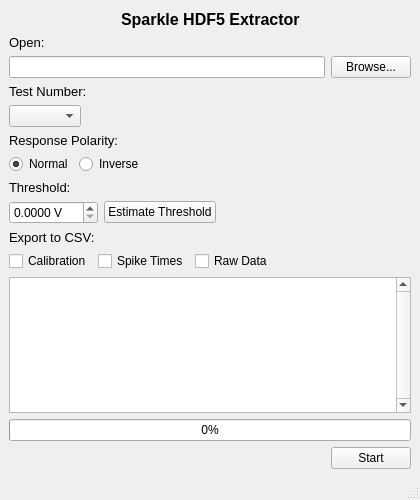
portfors-lab/Sparkle-HDF5-Extractor, file main.ui: the form before one commit.
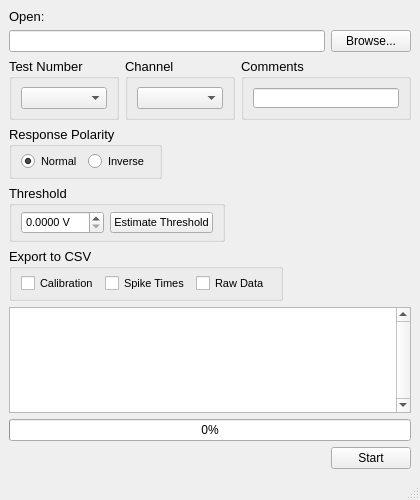
The form after the commit. Icons and pictures are not drawn.

Commit message: While exporting data the user must now choose a channel.

Patch:
```diff
--- a/main.ui
+++ b/main.ui
@@ -14,11 +14,15 @@
    </rect>
   </property>
   <property name="windowTitle">
-   <string>Sparkle to CSV</string>
+   <string>Sparkle HDF5 Extractor</string>
+  </property>
+  <property name="windowIcon">
+   <iconset>
+    <normaloff>horsey.ico</normaloff>horsey.ico</iconset>
   </property>
   <widget class="QWidget" name="centralwidget">
    <layout class="QGridLayout" name="gridLayout">
-    <item row="2" column="0">
+    <item row="5" column="0">
      <layout class="QHBoxLayout" name="horizontalLayout_2">
       <item>
        <spacer name="horizontalSpacer_4">
@@ -42,11 +46,42 @@
       </item>
      </layout>
     </item>
-    <item row="1" column="0">
-     <layout class="QVBoxLayout" name="verticalLayout">
-      <item>
-       <layout class="QVBoxLayout" name="verticalLayout_3">
-        <item>
+    <item row="2" column="0">
+     <layout class="QGridLayout" name="gridLayout_8">
+      <item row="7" column="0" colspan="3">
+       <widget class="QProgressBar" name="progressBar">
+        <property name="value">
+         <number>0</number>
+        </property>
+       </widget>
+      </item>
+      <item row="1" column="2">
+       <widget class="QPushButton" name="pushButton_browse">
+        <property name="sizePolicy">
+         <sizepolicy hsizetype="Fixed" vsizetype="Fixed">
+          <horstretch>0</horstretch>
+          <verstretch>0</verstretch>
+         </sizepolicy>
+        </property>
+        <property name="text">
+         <string>Browse...</string>
+        </property>
+       </widget>
+      </item>
+      <item row="6" column="0" colspan="3">
+       <widget class="QTextEdit" name="textEdit">
+        <property name="focusPolicy">
+         <enum>Qt::NoFocus</enum>
+        </property>
+        <property name="verticalScrollBarPolicy">
+         <enum>Qt::ScrollBarAlwaysOn</enum>
+        </property>
+        <property name="readOnly">
+         <bool>true</bool>
+        </property>
+       </widget>
+      </item>
+      <item row="0" column="0">
          <widget class="QLabel" name="label">
           <property name="font">
            <font>
@@ -58,68 +93,38 @@
           </property>
          </widget>
         </item>
-        <item>
-         <layout class="QHBoxLayout" name="horizontalLayout_7">
-          <item>
+      <item row="1" column="0" colspan="2">
            <widget class="QLineEdit" name="lineEdit_file_name"/>
           </item>
+      <item row="3" column="0" colspan="2">
+       <layout class="QHBoxLayout" name="horizontalLayout_polarity">
           <item>
-           <widget class="QPushButton" name="pushButton_browse">
-            <property name="text">
-             <string>Browse...</string>
-            </property>
-           </widget>
-          </item>
-         </layout>
-        </item>
-        <item>
-         <widget class="QLabel" name="label_3">
+         <widget class="QGroupBox" name="groupBox_polarity">
           <property name="font">
            <font>
             <pointsize>10</pointsize>
            </font>
           </property>
-          <property name="text">
-           <string>Test Number:</string>
+          <property name="title">
+           <string>Response Polarity </string>
           </property>
-         </widget>
-        </item>
-        <item>
-         <layout class="QHBoxLayout" name="horizontalLayout_10">
-          <item>
-           <widget class="QComboBox" name="comboBox_test_num"/>
-          </item>
-          <item>
-           <spacer name="horizontalSpacer_2">
-            <property name="orientation">
-             <enum>Qt::Horizontal</enum>
-            </property>
-            <property name="sizeHint" stdset="0">
-             <size>
-              <width>40</width>
-              <height>20</height>
-             </size>
-            </property>
-           </spacer>
-          </item>
-         </layout>
-        </item>
-        <item>
-         <widget class="QLabel" name="label_5">
-          <property name="font">
-           <font>
-            <pointsize>10</pointsize>
-           </font>
-          </property>
-          <property name="text">
-           <string>Response Polarity:</string>
-          </property>
-         </widget>
-        </item>
-        <item>
-         <layout class="QHBoxLayout" name="horizontalLayout_8">
-          <item>
+          <property name="flat">
+           <bool>true</bool>
+          </property>
+          <layout class="QGridLayout" name="gridLayout_4">
+           <property name="topMargin">
+            <number>5</number>
+           </property>
+           <property name="bottomMargin">
+            <number>5</number>
+           </property>
+           <item row="0" column="0">
            <widget class="QRadioButton" name="radioButton_normal">
+             <property name="font">
+              <font>
+               <pointsize>8</pointsize>
+              </font>
+             </property>
             <property name="text">
              <string>Normal</string>
             </property>
@@ -128,13 +133,21 @@
             </property>
            </widget>
           </item>
-          <item>
+           <item row="0" column="1">
            <widget class="QRadioButton" name="radioButton_inverse">
+             <property name="font">
+              <font>
+               <pointsize>8</pointsize>
+              </font>
+             </property>
             <property name="text">
              <string>Inverse</string>
             </property>
            </widget>
           </item>
+          </layout>
+         </widget>
+        </item>
           <item>
            <spacer name="horizontalSpacer">
             <property name="orientation">
@@ -150,22 +163,47 @@
           </item>
          </layout>
         </item>
+      <item row="4" column="0" colspan="2">
+       <layout class="QHBoxLayout" name="horizontalLayout_threshold">
         <item>
-         <widget class="QLabel" name="label_2">
+         <widget class="QGroupBox" name="groupBox_threshold">
           <property name="font">
            <font>
             <pointsize>10</pointsize>
            </font>
           </property>
+          <property name="title">
+           <string>Threshold </string>
+          </property>
+          <property name="flat">
+           <bool>true</bool>
+          </property>
+          <layout class="QGridLayout" name="gridLayout_6">
+           <property name="topMargin">
+            <number>5</number>
+           </property>
+           <property name="bottomMargin">
+            <number>5</number>
+           </property>
+           <item row="0" column="2">
+            <widget class="QPushButton" name="pushButton_auto_threshold">
+             <property name="font">
+              <font>
+               <pointsize>8</pointsize>
+              </font>
+             </property>
           <property name="text">
-           <string>Threshold:</string>
+              <string>Estimate Threshold</string>
           </property>
          </widget>
         </item>
-        <item>
-         <layout class="QHBoxLayout" name="horizontalLayout_3">
-          <item>
+           <item row="0" column="1">
            <widget class="QDoubleSpinBox" name="doubleSpinBox_threshold">
+             <property name="font">
+              <font>
+               <pointsize>8</pointsize>
+              </font>
+             </property>
             <property name="suffix">
              <string> V</string>
             </property>
@@ -180,15 +218,11 @@
             </property>
            </widget>
           </item>
-          <item>
-           <widget class="QPushButton" name="pushButton_auto_threshold">
-            <property name="text">
-             <string>Estimate Threshold</string>
-            </property>
+          </layout>
            </widget>
           </item>
           <item>
-           <spacer name="horizontalSpacer_5">
+         <spacer name="horizontalSpacer_2">
             <property name="orientation">
              <enum>Qt::Horizontal</enum>
             </property>
@@ -202,43 +236,75 @@
           </item>
          </layout>
         </item>
+      <item row="5" column="0" colspan="2">
+       <layout class="QHBoxLayout" name="horizontalLayout_export">
         <item>
-         <widget class="QLabel" name="label_4">
+         <widget class="QGroupBox" name="groupBox_export">
           <property name="font">
            <font>
             <pointsize>10</pointsize>
            </font>
           </property>
-          <property name="text">
-           <string>Export to CSV:</string>
+          <property name="title">
+           <string>Export to CSV </string>
           </property>
-         </widget>
-        </item>
-        <item>
-         <layout class="QHBoxLayout" name="horizontalLayout_11">
-          <item>
+          <property name="flat">
+           <bool>true</bool>
+          </property>
+          <layout class="QGridLayout" name="gridLayout_2">
+           <property name="sizeConstraint">
+            <enum>QLayout::SetDefaultConstraint</enum>
+           </property>
+           <property name="topMargin">
+            <number>5</number>
+           </property>
+           <property name="bottomMargin">
+            <number>5</number>
+           </property>
+           <property name="verticalSpacing">
+            <number>6</number>
+           </property>
+           <item row="0" column="0">
            <widget class="QCheckBox" name="checkBox_calibration">
+             <property name="font">
+              <font>
+               <pointsize>8</pointsize>
+              </font>
+             </property>
             <property name="text">
              <string>Calibration</string>
             </property>
            </widget>
           </item>
-          <item>
+           <item row="0" column="1">
            <widget class="QCheckBox" name="checkBox_spikes">
+             <property name="font">
+              <font>
+               <pointsize>8</pointsize>
+              </font>
+             </property>
             <property name="text">
              <string>Spike Times</string>
             </property>
            </widget>
           </item>
-          <item>
+           <item row="0" column="2">
            <widget class="QCheckBox" name="checkBox_raw">
+             <property name="font">
+              <font>
+               <pointsize>8</pointsize>
+              </font>
+             </property>
             <property name="text">
              <string>Raw Data</string>
             </property>
            </widget>
           </item>
+          </layout>
+         </widget>
+        </item>
           <item>
-           <spacer name="horizontalSpacer_3">
+         <spacer name="horizontalSpacer_5">
             <property name="orientation">
              <enum>Qt::Horizontal</enum>
             </property>
@@ -252,71 +318,159 @@
           </item>
          </layout>
         </item>
+      <item row="2" column="0" colspan="3">
+       <layout class="QHBoxLayout" name="horizontalLayout_3">
         <item>
-         <widget class="QTextEdit" name="textEdit">
-          <property name="focusPolicy">
-           <enum>Qt::NoFocus</enum>
+         <widget class="QGroupBox" name="groupBox_test">
+          <property name="minimumSize">
+           <size>
+            <width>110</width>
+            <height>0</height>
+           </size>
           </property>
-          <property name="verticalScrollBarPolicy">
-           <enum>Qt::ScrollBarAlwaysOn</enum>
+          <property name="font">
+           <font>
+            <pointsize>10</pointsize>
+           </font>
+          </property>
+          <property name="title">
+           <string>Test Number </string>
+          </property>
+          <property name="flat">
+           <bool>true</bool>
+          </property>
+          <layout class="QGridLayout" name="gridLayout_3">
+           <property name="topMargin">
+            <number>5</number>
+           </property>
+           <property name="bottomMargin">
+            <number>5</number>
+           </property>
+           <item row="0" column="0">
+            <widget class="QComboBox" name="comboBox_test_num">
+             <property name="sizePolicy">
+              <sizepolicy hsizetype="Preferred" vsizetype="Fixed">
+               <horstretch>0</horstretch>
+               <verstretch>0</verstretch>
+              </sizepolicy>
+             </property>
+             <property name="minimumSize">
+              <size>
+               <width>0</width>
+               <height>0</height>
+              </size>
+             </property>
+             <property name="maximumSize">
+              <size>
+               <width>16777215</width>
+               <height>16777215</height>
+              </size>
+             </property>
+             <property name="font">
+              <font>
+               <pointsize>8</pointsize>
+              </font>
+             </property>
+            </widget>
+           </item>
+          </layout>
+         </widget>
+        </item>
+        <item>
+         <widget class="QGroupBox" name="groupBox_channel">
+          <property name="minimumSize">
+           <size>
+            <width>110</width>
+            <height>0</height>
+           </size>
+          </property>
+          <property name="font">
+           <font>
+            <pointsize>10</pointsize>
+           </font>
+          </property>
+          <property name="title">
+           <string>Channel </string>
+          </property>
+          <property name="flat">
+           <bool>true</bool>
+          </property>
+          <layout class="QGridLayout" name="gridLayout_5">
+           <property name="topMargin">
+            <number>5</number>
+           </property>
+           <property name="bottomMargin">
+            <number>5</number>
+           </property>
+           <item row="0" column="0">
+            <widget class="QComboBox" name="comboBox_channel">
+             <property name="sizePolicy">
+              <sizepolicy hsizetype="Preferred" vsizetype="Fixed">
+               <horstretch>0</horstretch>
+               <verstretch>0</verstretch>
+              </sizepolicy>
+             </property>
+             <property name="minimumSize">
+              <size>
+               <width>0</width>
+               <height>0</height>
+              </size>
+             </property>
+             <property name="maximumSize">
+              <size>
+               <width>16777215</width>
+               <height>16777215</height>
+              </size>
+             </property>
+             <property name="font">
+              <font>
+               <pointsize>8</pointsize>
+              </font>
+             </property>
+            </widget>
+           </item>
+          </layout>
+         </widget>
+        </item>
+        <item>
+         <widget class="QGroupBox" name="groupBox_comments">
+          <property name="font">
+           <font>
+            <pointsize>10</pointsize>
+           </font>
+          </property>
+          <property name="title">
+           <string>Comments </string>
+          </property>
+          <property name="flat">
+           <bool>true</bool>
+          </property>
+          <layout class="QGridLayout" name="gridLayout_7">
+           <item row="0" column="0">
+            <widget class="QLineEdit" name="lineEdit_comments">
+             <property name="enabled">
+              <bool>true</bool>
+             </property>
+             <property name="minimumSize">
+              <size>
+               <width>0</width>
+               <height>20</height>
+              </size>
+             </property>
+             <property name="font">
+              <font>
+               <pointsize>8</pointsize>
+              </font>
           </property>
           <property name="readOnly">
            <bool>true</bool>
           </property>
          </widget>
         </item>
-        <item>
-         <widget class="QProgressBar" name="progressBar">
-          <property name="value">
-           <number>0</number>
-          </property>
-         </widget>
-        </item>
-       </layout>
-      </item>
-     </layout>
-    </item>
-    <item row="0" column="0">
-     <layout class="QHBoxLayout" name="horizontalLayout">
-      <item>
-       <spacer name="TitleLeftSpacer">
-        <property name="orientation">
-         <enum>Qt::Horizontal</enum>
-        </property>
-        <property name="sizeHint" stdset="0">
-         <size>
-          <width>40</width>
-          <height>20</height>
-         </size>
-        </property>
-       </spacer>
-      </item>
-      <item>
-       <widget class="QLabel" name="Title">
-        <property name="font">
-         <font>
-          <pointsize>12</pointsize>
-          <weight>75</weight>
-          <bold>true</bold>
-         </font>
-        </property>
-        <property name="text">
-         <string>Sparkle HDF5 Extractor</string>
-        </property>
-       </widget>
-      </item>
-      <item>
-       <spacer name="TitleRightSpacer">
-        <property name="orientation">
-         <enum>Qt::Horizontal</enum>
-        </property>
-        <property name="sizeHint" stdset="0">
-         <size>
-          <width>40</width>
-          <height>20</height>
-         </size>
-        </property>
-       </spacer>
+          </layout>
+         </widget>
+        </item>
+       </layout>
       </item>
      </layout>
     </item>
```
Lines whose indentation alone changed are shown as unchanged. The commit also changes 2 other files.
